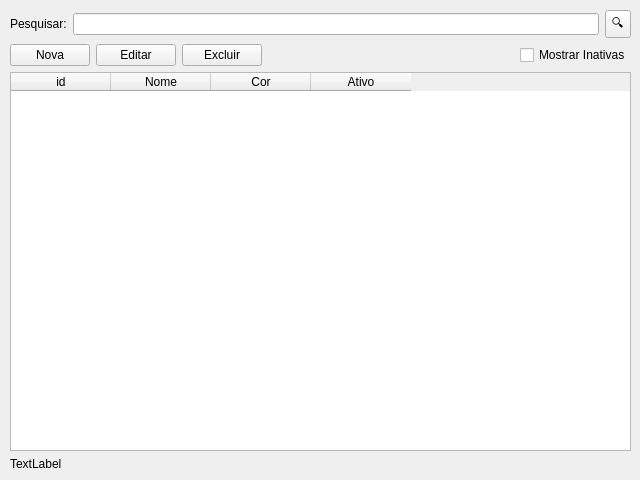
Before: the Qt Designer form tags/TagsWidget.ui in danielghirghi/fortuna, drawn with Qt 5.
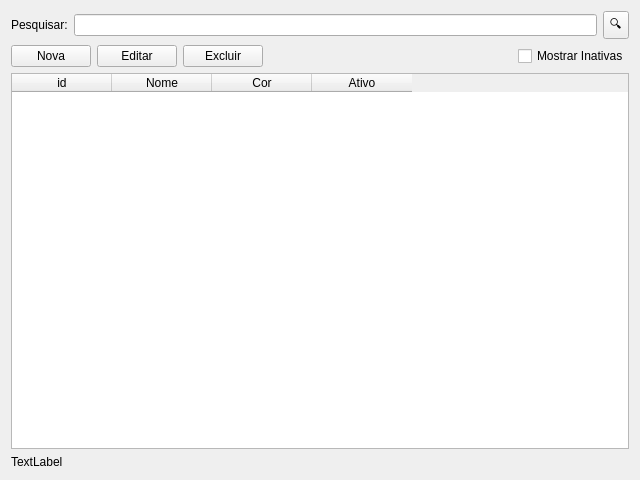
After: the same form once the commit is applied.

The edit to the form file:
```diff
--- a/tags/TagsWidget.ui
+++ b/tags/TagsWidget.ui
@@ -19,15 +19,8 @@
   <property name="windowTitle">
    <string>Form</string>
   </property>
-  <widget class="QWidget" name="verticalLayoutWidget">
-   <property name="geometry">
-    <rect>
-     <x>10</x>
-     <y>10</y>
-     <width>621</width>
-     <height>461</height>
-    </rect>
-   </property>
+  <layout class="QVBoxLayout" name="verticalLayout">
+   <item>
    <layout class="QVBoxLayout" name="layPrincipal">
     <item>
      <layout class="QHBoxLayout" name="layPesquisa">
@@ -133,7 +126,8 @@
      </widget>
     </item>
    </layout>
-  </widget>
+   </item>
+  </layout>
  </widget>
  <resources/>
  <connections/>
```
Lines whose indentation alone changed are shown as unchanged.
